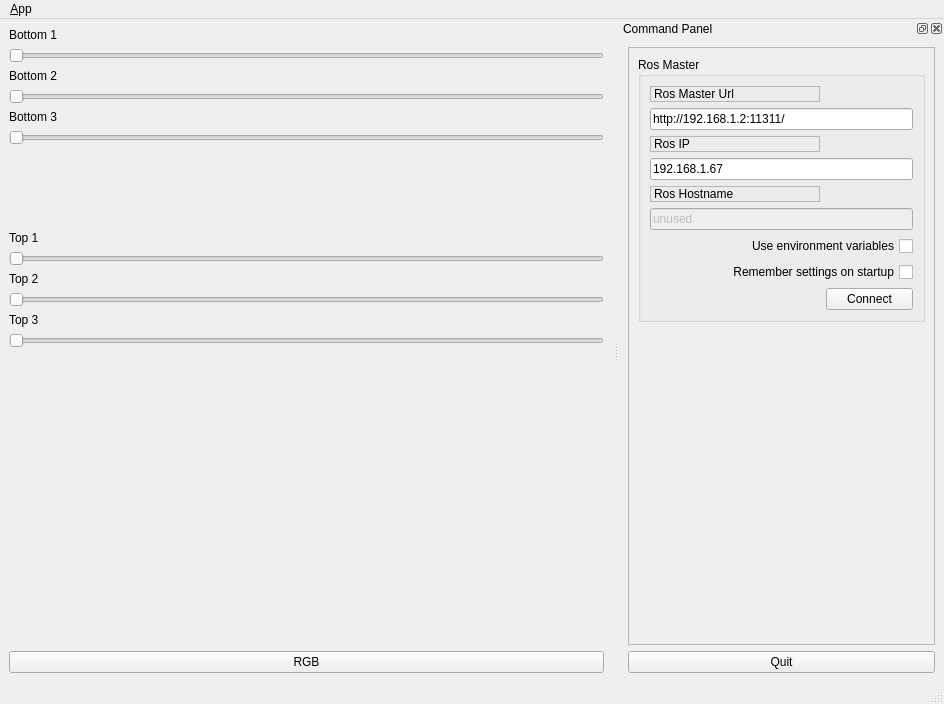
Before: the Qt Designer form opencv_control/ui/main_window.ui in gustavollps/RS232, drawn with Qt 5.
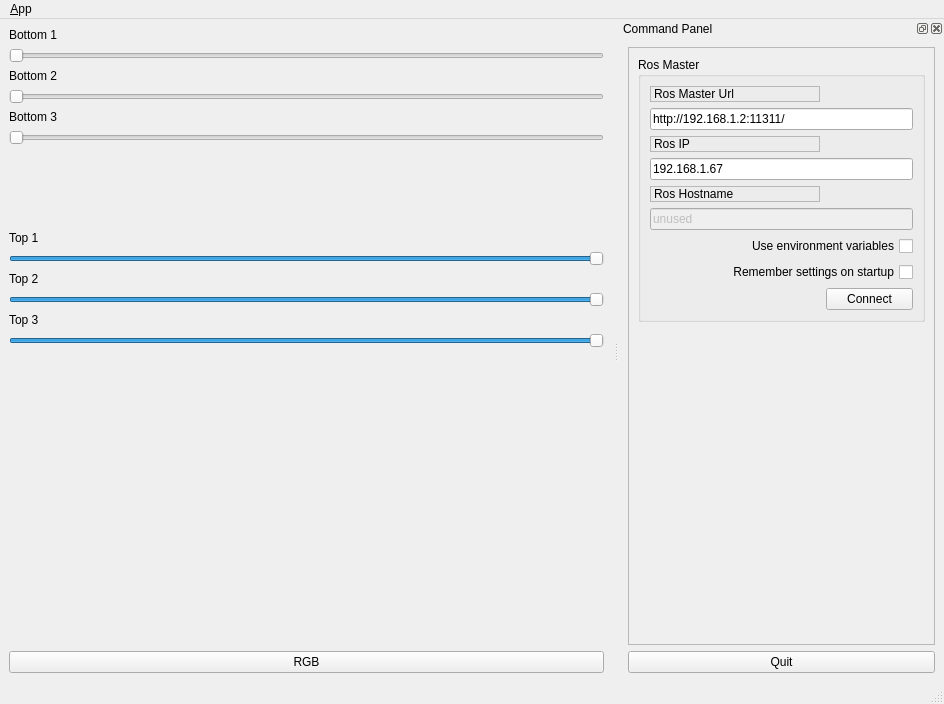
After: the same form once the commit is applied. Icons and pictures are not drawn.

What changed in the file:
```diff
--- a/opencv_control/ui/main_window.ui
+++ b/opencv_control/ui/main_window.ui
@@ -97,6 +97,12 @@
       </item>
       <item>
        <widget class="QSlider" name="top1">
+        <property name="maximum">
+         <number>255</number>
+        </property>
+        <property name="value">
+         <number>255</number>
+        </property>
         <property name="orientation">
          <enum>Qt::Horizontal</enum>
         </property>
@@ -111,6 +117,12 @@
       </item>
       <item>
        <widget class="QSlider" name="top2">
+        <property name="maximum">
+         <number>255</number>
+        </property>
+        <property name="value">
+         <number>255</number>
+        </property>
         <property name="orientation">
          <enum>Qt::Horizontal</enum>
         </property>
@@ -125,6 +137,12 @@
       </item>
       <item>
        <widget class="QSlider" name="top3">
+        <property name="maximum">
+         <number>255</number>
+        </property>
+        <property name="value">
+         <number>255</number>
+        </property>
         <property name="orientation">
          <enum>Qt::Horizontal</enum>
         </property>
```
Left out of the diff: 7 changed lines with no effect on the pictures.
